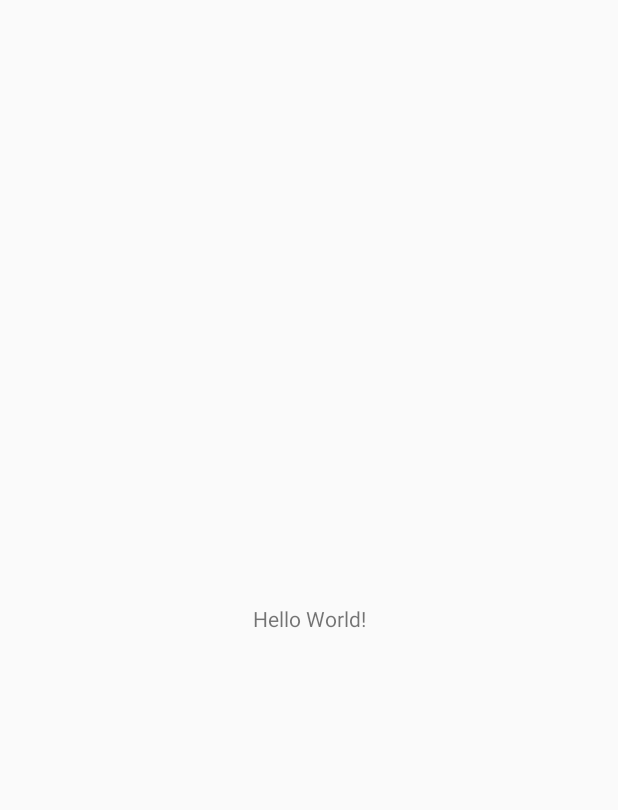
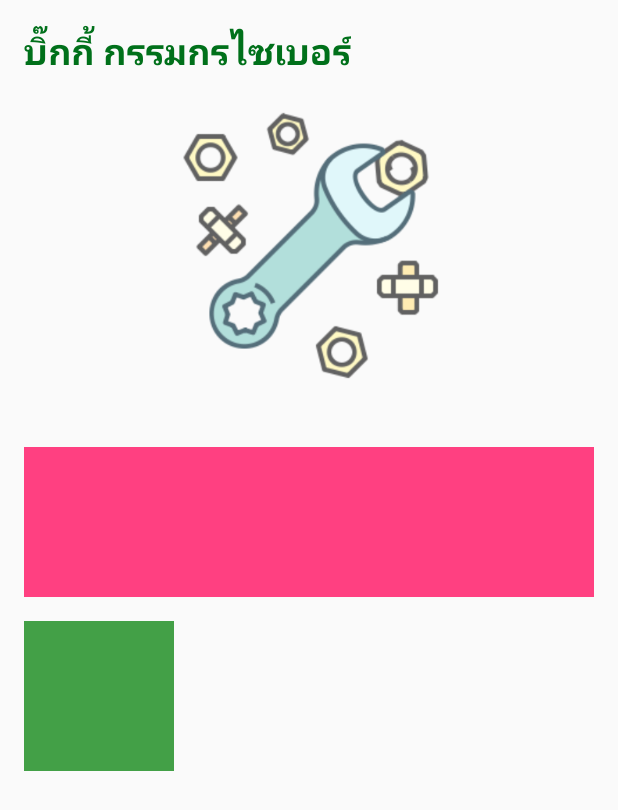
Before and after one commit to itsared2532/MyEasyService, an Android app: the screen it shows after launch (MainActivity), on a phone screen of 412 x 824 dp. Before the commit the part shown is almost empty. Shown: the top 810 px of the screen. Run offline under Robolectric (Android 15) with nearby library versions, the phone set to English and light mode, and no system bars.

Commit message:
finish 21oct17

```diff
--- a/app/src/main/java/app/tsc/itsared/myeasyservice/MainActivity.java
+++ b/app/src/main/java/app/tsc/itsared/myeasyservice/MainActivity.java
@@ -2,6 +2,8 @@
 
 import android.support.v7.app.AppCompatActivity;
 import android.os.Bundle;
+
+import app.tsc.itsared.myeasyservice.fragment.MainFragment;
 
 public class MainActivity extends AppCompatActivity {
 
@@ -9,5 +11,15 @@
     protected void onCreate(Bundle savedInstanceState) {
         super.onCreate(savedInstanceState);
         setContentView(R.layout.activity_main);
-    }
-}
+
+        if (savedInstanceState == null) {
+            getSupportFragmentManager().beginTransaction()
+                    .add(R.id.contentFragmentMain,new MainFragment()).commit();
+        }
+
+
+
+    } //Main Method
+
+
+} //Main Class
--- a/app/src/main/res/layout/activity_main.xml
+++ b/app/src/main/res/layout/activity_main.xml
@@ -1,18 +1,20 @@
 <?xml version="1.0" encoding="utf-8"?>
-<android.support.constraint.ConstraintLayout xmlns:android="http://schemas.android.com/apk/res/android"
+<LinearLayout xmlns:android="http://schemas.android.com/apk/res/android"
     xmlns:app="http://schemas.android.com/apk/res-auto"
     xmlns:tools="http://schemas.android.com/tools"
+    android:orientation="vertical"
     android:layout_width="match_parent"
     android:layout_height="match_parent"
     tools:context="app.tsc.itsared.myeasyservice.MainActivity">
 
-    <TextView
-        android:layout_width="wrap_content"
-        android:layout_height="wrap_content"
-        android:text="Hello World!"
-        app:layout_constraintBottom_toBottomOf="parent"
-        app:layout_constraintLeft_toLeftOf="parent"
-        app:layout_constraintRight_toRightOf="parent"
-        app:layout_constraintTop_toTopOf="parent" />
+    <!--Toolbar-->
 
-</android.support.constraint.ConstraintLayout>
+
+    <!--Content Fragment-->
+    <FrameLayout
+        android:id="@+id/contentFragmentMain"
+        android:layout_width="match_parent"
+        android:layout_height="match_parent" />
+
+
+</LinearLayout>
```
